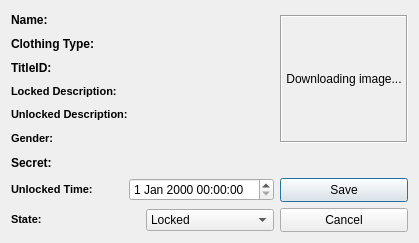
Old version of the form XDBF/avatarawarddialog.ui in the repository hetelek/XDBF-Manager.
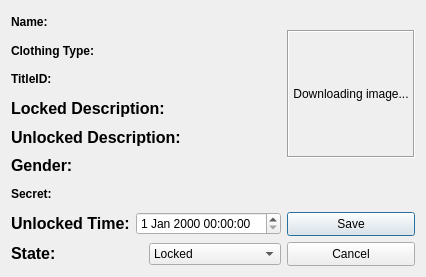
New version of the form. Icons and pictures are not drawn.

Commit message: fixed fonts and display issues on Mac

What changed in the file:
```diff
--- a/XDBF/avatarawarddialog.ui
+++ b/XDBF/avatarawarddialog.ui
@@ -6,8 +6,8 @@
    <rect>
     <x>0</x>
     <y>0</y>
-    <width>419</width>
-    <height>243</height>
+    <width>423</width>
+    <height>277</height>
    </rect>
   </property>
   <property name="windowTitle">
@@ -107,8 +107,8 @@
         <string>&lt;!DOCTYPE HTML PUBLIC &quot;-//W3C//DTD HTML 4.0//EN&quot; &quot;http://www.w3.org/TR/REC-html40/strict.dtd&quot;&gt;
 &lt;html&gt;&lt;head&gt;&lt;meta name=&quot;qrichtext&quot; content=&quot;1&quot; /&gt;&lt;style type=&quot;text/css&quot;&gt;
 p, li { white-space: pre-wrap; }
-&lt;/style&gt;&lt;/head&gt;&lt;body style=&quot; font-family:'MS Shell Dlg 2'; font-size:8.25pt; font-weight:400; font-style:normal;&quot;&gt;
-&lt;p style=&quot; margin-top:0px; margin-bottom:0px; margin-left:0px; margin-right:0px; -qt-block-indent:0; text-indent:0px;&quot;&gt;&lt;span style=&quot; font-weight:600;&quot;&gt;Locked Description: &lt;/span&gt;&lt;/p&gt;&lt;/body&gt;&lt;/html&gt;</string>
+&lt;/style&gt;&lt;/head&gt;&lt;body style=&quot; font-family:'Lucida Grande'; font-size:13pt; font-weight:400; font-style:normal;&quot;&gt;
+&lt;p style=&quot; margin-top:0px; margin-bottom:0px; margin-left:0px; margin-right:0px; -qt-block-indent:0; text-indent:0px;&quot;&gt;&lt;span style=&quot; font-family:'MS Shell Dlg 2'; font-size:12pt; font-weight:600;&quot;&gt;Locked Description: &lt;/span&gt;&lt;/p&gt;&lt;/body&gt;&lt;/html&gt;</string>
        </property>
        <property name="wordWrap">
         <bool>true</bool>
@@ -127,8 +127,8 @@
         <string>&lt;!DOCTYPE HTML PUBLIC &quot;-//W3C//DTD HTML 4.0//EN&quot; &quot;http://www.w3.org/TR/REC-html40/strict.dtd&quot;&gt;
 &lt;html&gt;&lt;head&gt;&lt;meta name=&quot;qrichtext&quot; content=&quot;1&quot; /&gt;&lt;style type=&quot;text/css&quot;&gt;
 p, li { white-space: pre-wrap; }
-&lt;/style&gt;&lt;/head&gt;&lt;body style=&quot; font-family:'MS Shell Dlg 2'; font-size:8.25pt; font-weight:400; font-style:normal;&quot;&gt;
-&lt;p style=&quot; margin-top:0px; margin-bottom:0px; margin-left:0px; margin-right:0px; -qt-block-indent:0; text-indent:0px;&quot;&gt;&lt;span style=&quot; font-size:8pt; font-weight:600;&quot;&gt;Unlocked Description: &lt;/span&gt;&lt;/p&gt;&lt;/body&gt;&lt;/html&gt;</string>
+&lt;/style&gt;&lt;/head&gt;&lt;body style=&quot; font-family:'Lucida Grande'; font-size:13pt; font-weight:400; font-style:normal;&quot;&gt;
+&lt;p style=&quot; margin-top:0px; margin-bottom:0px; margin-left:0px; margin-right:0px; -qt-block-indent:0; text-indent:0px;&quot;&gt;&lt;span style=&quot; font-family:'MS Shell Dlg 2'; font-size:12pt; font-weight:600;&quot;&gt;Unlocked Description: &lt;/span&gt;&lt;/p&gt;&lt;/body&gt;&lt;/html&gt;</string>
        </property>
        <property name="wordWrap">
         <bool>true</bool>
@@ -147,8 +147,8 @@
         <string>&lt;!DOCTYPE HTML PUBLIC &quot;-//W3C//DTD HTML 4.0//EN&quot; &quot;http://www.w3.org/TR/REC-html40/strict.dtd&quot;&gt;
 &lt;html&gt;&lt;head&gt;&lt;meta name=&quot;qrichtext&quot; content=&quot;1&quot; /&gt;&lt;style type=&quot;text/css&quot;&gt;
 p, li { white-space: pre-wrap; }
-&lt;/style&gt;&lt;/head&gt;&lt;body style=&quot; font-family:'MS Shell Dlg 2'; font-size:8.25pt; font-weight:400; font-style:normal;&quot;&gt;
-&lt;p style=&quot; margin-top:0px; margin-bottom:0px; margin-left:0px; margin-right:0px; -qt-block-indent:0; text-indent:0px;&quot;&gt;&lt;span style=&quot; font-size:8pt; font-weight:600;&quot;&gt;Gender: &lt;/span&gt;&lt;/p&gt;&lt;/body&gt;&lt;/html&gt;</string>
+&lt;/style&gt;&lt;/head&gt;&lt;body style=&quot; font-family:'Lucida Grande'; font-size:13pt; font-weight:400; font-style:normal;&quot;&gt;
+&lt;p style=&quot; margin-top:0px; margin-bottom:0px; margin-left:0px; margin-right:0px; -qt-block-indent:0; text-indent:0px;&quot;&gt;&lt;span style=&quot; font-family:'MS Shell Dlg 2'; font-size:12pt; font-weight:600;&quot;&gt;Gender: &lt;/span&gt;&lt;/p&gt;&lt;/body&gt;&lt;/html&gt;</string>
        </property>
        <property name="wordWrap">
         <bool>true</bool>
@@ -172,8 +172,8 @@
             <string>&lt;!DOCTYPE HTML PUBLIC &quot;-//W3C//DTD HTML 4.0//EN&quot; &quot;http://www.w3.org/TR/REC-html40/strict.dtd&quot;&gt;
 &lt;html&gt;&lt;head&gt;&lt;meta name=&quot;qrichtext&quot; content=&quot;1&quot; /&gt;&lt;style type=&quot;text/css&quot;&gt;
 p, li { white-space: pre-wrap; }
-&lt;/style&gt;&lt;/head&gt;&lt;body style=&quot; font-family:'MS Shell Dlg 2'; font-size:8.25pt; font-weight:400; font-style:normal;&quot;&gt;
-&lt;p style=&quot; margin-top:0px; margin-bottom:0px; margin-left:0px; margin-right:0px; -qt-block-indent:0; text-indent:0px;&quot;&gt;&lt;span style=&quot; font-size:8pt; font-weight:600;&quot;&gt;Unlocked Time:&lt;/span&gt;&lt;/p&gt;&lt;/body&gt;&lt;/html&gt;</string>
+&lt;/style&gt;&lt;/head&gt;&lt;body style=&quot; font-family:'Lucida Grande'; font-size:13pt; font-weight:400; font-style:normal;&quot;&gt;
+&lt;p style=&quot; margin-top:0px; margin-bottom:0px; margin-left:0px; margin-right:0px; -qt-block-indent:0; text-indent:0px;&quot;&gt;&lt;span style=&quot; font-family:'MS Shell Dlg 2'; font-size:12pt; font-weight:600;&quot;&gt;Unlocked Time:&lt;/span&gt;&lt;/p&gt;&lt;/body&gt;&lt;/html&gt;</string>
            </property>
           </widget>
          </item>
@@ -213,8 +213,8 @@
             <string>&lt;!DOCTYPE HTML PUBLIC &quot;-//W3C//DTD HTML 4.0//EN&quot; &quot;http://www.w3.org/TR/REC-html40/strict.dtd&quot;&gt;
 &lt;html&gt;&lt;head&gt;&lt;meta name=&quot;qrichtext&quot; content=&quot;1&quot; /&gt;&lt;style type=&quot;text/css&quot;&gt;
 p, li { white-space: pre-wrap; }
-&lt;/style&gt;&lt;/head&gt;&lt;body style=&quot; font-family:'MS Shell Dlg 2'; font-size:8.25pt; font-weight:400; font-style:normal;&quot;&gt;
-&lt;p style=&quot; margin-top:0px; margin-bottom:0px; margin-left:0px; margin-right:0px; -qt-block-indent:0; text-indent:0px;&quot;&gt;&lt;span style=&quot; font-size:8pt; font-weight:600;&quot;&gt;State: &lt;/span&gt;&lt;/p&gt;&lt;/body&gt;&lt;/html&gt;</string>
+&lt;/style&gt;&lt;/head&gt;&lt;body style=&quot; font-family:'Lucida Grande'; font-size:13pt; font-weight:400; font-style:normal;&quot;&gt;
+&lt;p style=&quot; margin-top:0px; margin-bottom:0px; margin-left:0px; margin-right:0px; -qt-block-indent:0; text-indent:0px;&quot;&gt;&lt;span style=&quot; font-family:'MS Shell Dlg 2'; font-size:12pt; font-weight:600;&quot;&gt;State: &lt;/span&gt;&lt;/p&gt;&lt;/body&gt;&lt;/html&gt;</string>
            </property>
           </widget>
          </item>
```
The commit also changes 9 other files.
